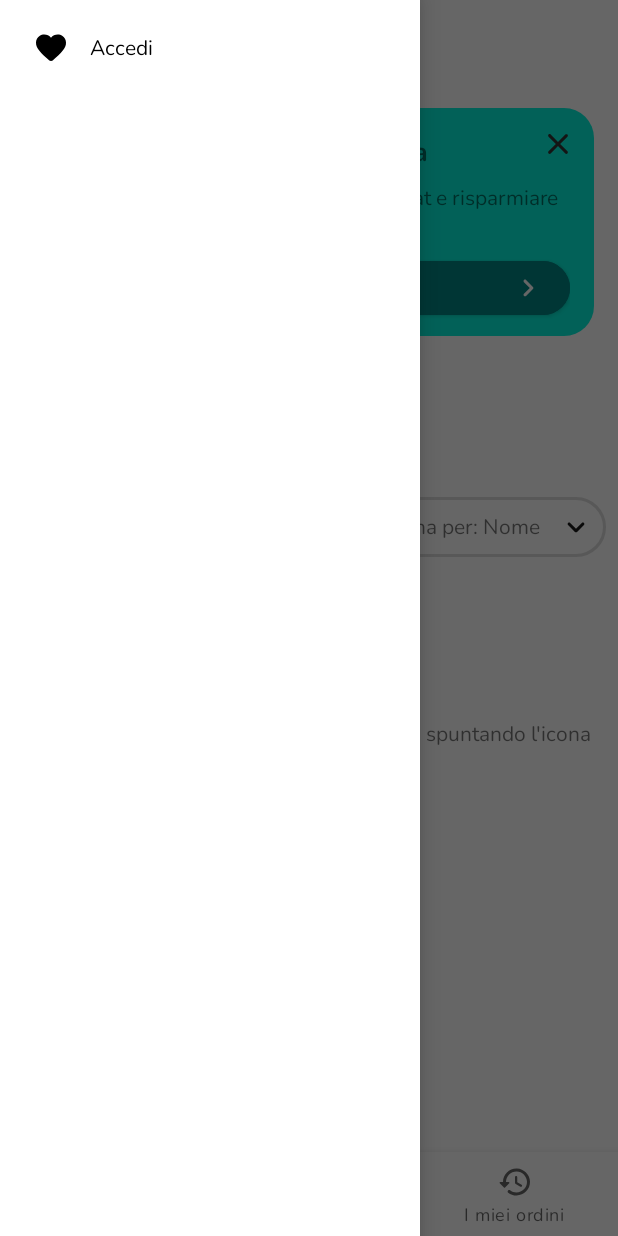
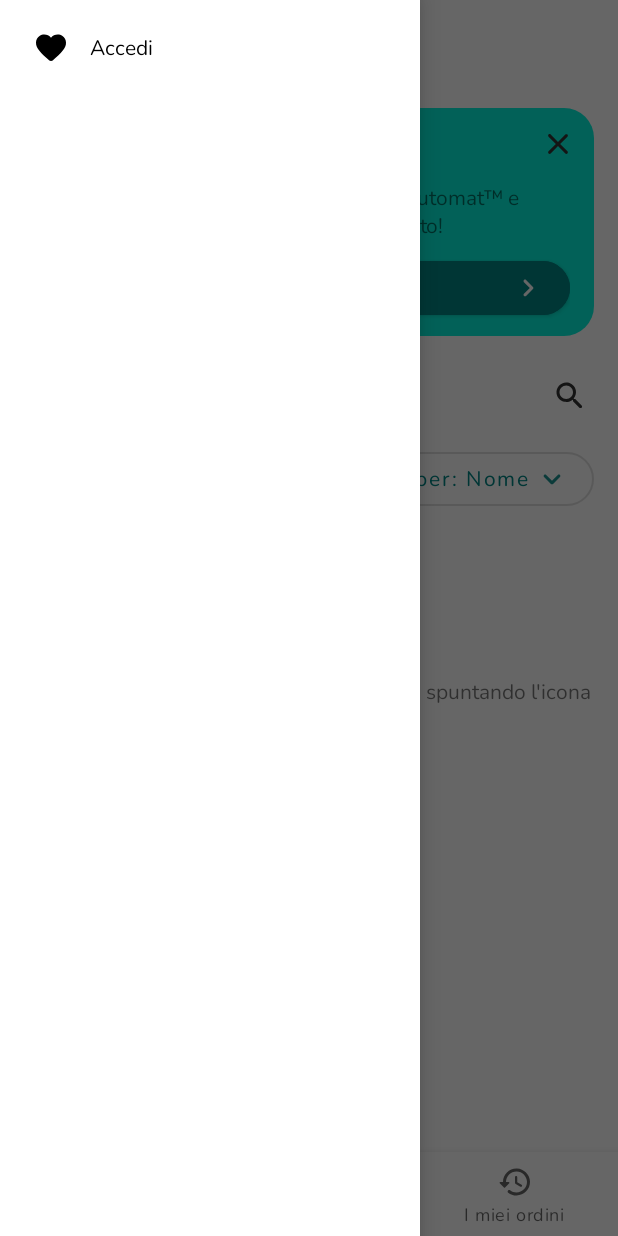
Before and after one commit to dalps/Automat, an Android app: the fragment FavoritesFragment placed in its activity, with the side drawer open, on a phone screen of 412 x 824 dp. Run offline under Robolectric (Android 15) with nearby library versions, the phone set to English and light mode, and no system bars.

Commit message:
Quality fixes

```diff
--- a/app/src/main/java/com/monopalla/automat/ui/home/MainFragment.java
+++ b/app/src/main/java/com/monopalla/automat/ui/home/MainFragment.java
@@ -45,6 +45,8 @@ public class MainFragment extends Fragment {
 
         MachineRepository machineData = MachineRepository.getInstance(getContext());
 
+        binding.detectedCount.setText(getString(R.string.detected_count, machineData.getMachines().size()));
+
         binding.machineList.setLayoutManager(new LinearLayoutManager(getActivity()));
         binding.machineList.setAdapter(new MachineRecyclerViewAdapter(machineData.getMachines()));
 
@@ -70,13 +72,11 @@ class MachineRecyclerViewAdapter extends RecyclerView.Adapter<MachineRecyclerVie
 
     public static class ViewHolder extends RecyclerView.ViewHolder {
         final TextView machineNameTV;
-        final TextView machineStatusTV;
 
         public ViewHolder(MachineItemBinding binding) {
             super(binding.getRoot());
 
             machineNameTV = binding.machineName;
-            machineStatusTV = binding.machineStatus;
         }
     }
 
@@ -95,7 +95,6 @@ class MachineRecyclerViewAdapter extends RecyclerView.Adapter<MachineRecyclerVie
         MachineRepository machineData = MachineRepository.getInstance(context);
 
         holder.machineNameTV.setText(context.getString(R.string.rv_machine_name, machine.getName()));
-        holder.machineStatusTV.setText(context.getString(R.string.rv_machine_status, machine.getStatus()));
 
         holder.itemView.setOnClickListener(view -> {
             machineData.setCurrentMachine(machine);
--- a/app/src/main/java/com/monopalla/automat/ui/payment/OrderDialogFragment.java
+++ b/app/src/main/java/com/monopalla/automat/ui/payment/OrderDialogFragment.java
@@ -70,6 +70,7 @@ public class OrderDialogFragment extends Fragment {
         User user = userData.getCurrentUser();
 
         binding.orderTotal.setText(getString(R.string.total_price, order.total()));
+        binding.itemsTitle.setText(getString(R.string.order_items_count, order.getItems().size()));
         binding.orderTotalInAutomats.setText(getString(R.string.total_price_in_automats, order.totalInAutomats()));
 
         binding.productPageAppBar.setNavigationOnClickListener(view1 -> {
@@ -183,6 +184,7 @@ public class OrderDialogFragment extends Fragment {
                 }
 
                 binding.orderTotal.setText(getString(R.string.total_price, order.total()));
+                binding.itemsTitle.setText(getString(R.string.order_items_count, order.getItems().size()));
                 binding.orderTotalInAutomats.setText(getString(R.string.total_price_in_automats, order.totalInAutomats()));
             });
         }
--- /dev/null
+++ b/app/src/main/res/drawable/round_check_24.xml
@@ -0,0 +1,5 @@
+<vector android:alpha="0.9" android:height="24dp" android:tint="#000000"
+    android:viewportHeight="24" android:viewportWidth="24"
+    android:width="24dp" xmlns:android="http://schemas.android.com/apk/res/android">
+    <path android:fillColor="@android:color/white" android:pathData="M9,16.17L5.53,12.7c-0.39,-0.39 -1.02,-0.39 -1.41,0 -0.39,0.39 -0.39,1.02 0,1.41l4.18,4.18c0.39,0.39 1.02,0.39 1.41,0L20.29,7.71c0.39,-0.39 0.39,-1.02 0,-1.41 -0.39,-0.39 -1.02,-0.39 -1.41,0L9,16.17z"/>
+</vector>
--- /dev/null
+++ b/app/src/main/res/drawable/round_expand_less_24.xml
@@ -0,0 +1,5 @@
+<vector android:alpha="0.9" android:height="24dp" android:tint="#000000"
+    android:viewportHeight="24" android:viewportWidth="24"
+    android:width="24dp" xmlns:android="http://schemas.android.com/apk/res/android">
+    <path android:fillColor="@android:color/white" android:pathData="M11.29,8.71L6.7,13.3c-0.39,0.39 -0.39,1.02 0,1.41 0.39,0.39 1.02,0.39 1.41,0L12,10.83l3.88,3.88c0.39,0.39 1.02,0.39 1.41,0 0.39,-0.39 0.39,-1.02 0,-1.41L12.7,8.71c-0.38,-0.39 -1.02,-0.39 -1.41,0z"/>
+</vector>
--- a/app/src/main/res/layout/activity_home.xml
+++ b/app/src/main/res/layout/activity_home.xml
@@ -67,7 +67,7 @@
                 <TextView
                     android:layout_width="match_parent"
                     android:layout_height="wrap_content"
-                    android:text="Iscriviti e risparmia"
+                    android:text="Punti Automat™"
                     android:textAlignment="center"
                     android:textSize="@dimen/medium_fontsize"
                     android:layout_marginTop="@dimen/small_margin"
@@ -76,7 +76,8 @@
                 <TextView
                     android:layout_width="match_parent"
                     android:layout_height="wrap_content"
-                    android:text="Registrati per guadagnare punti Automat e risparmiare su ogni acquisto!"
+                    android:text="Registrati per guadagnare punti Automat™ e risparmiare su ogni acquisto!"
+                    android:textAlignment="center"
                     android:layout_marginTop="@dimen/small_margin"
                     android:textSize="@dimen/small_fontsize"/>
 
--- a/app/src/main/res/layout/activity_order_complete.xml
+++ b/app/src/main/res/layout/activity_order_complete.xml
@@ -183,7 +183,7 @@
             android:layout_marginTop="@dimen/medium_margin"
             android:layout_above="@id/keepShoppingButton"
             app:icon="@drawable/ic_round_home_24"
-            app:iconGravity="end"
+            app:iconGravity="textStart"
             android:text="Torna alla home"
             android:textAllCaps="false"
             android:textColor="@color/teal_700"
--- a/app/src/main/res/layout/fragment_favorites.xml
+++ b/app/src/main/res/layout/fragment_favorites.xml
@@ -17,6 +17,16 @@
         android:textFontWeight="700"
         android:textSize="@dimen/fragment_title_fontsize" />
 
+    <ImageButton
+        android:id="@+id/favoritesProductDetail"
+        android:layout_width="wrap_content"
+        android:layout_height="wrap_content"
+        android:layout_alignParentEnd="true"
+        android:layout_marginHorizontal="@dimen/small_margin"
+        android:src="@drawable/ic_round_search_24"
+        android:padding="12dp"
+        android:background="?android:attr/actionBarItemBackground"/>
+
     <TextView
         android:id="@+id/favoritesCount"
         android:layout_width="match_parent"
@@ -26,6 +36,31 @@
         android:layout_below="@id/favoritesFragmentTitle"
         android:textAllCaps="true"
         android:layout_marginVertical="@dimen/small_margin" />
+
+    <LinearLayout
+        android:id="@+id/searchSection"
+        android:layout_width="match_parent"
+        android:layout_height="wrap_content"
+        android:layout_below="@id/favoritesFragmentTitle"
+        android:paddingHorizontal="@dimen/medium_margin"
+        android:orientation="horizontal"
+        android:gravity="end"
+        android:layout_marginVertical="@dimen/small_margin">
+
+        <com.google.android.material.button.MaterialButton
+            android:layout_width="wrap_content"
+            android:layout_height="wrap_content"
+            android:layout_weight="0"
+            android:text="Ordina per: Nome"
+            android:textAllCaps="false"
+            android:textColor="@color/teal_700"
+            app:cornerRadius="50dp"
+            app:icon="@drawable/round_expand_more_24"
+            app:iconTint="@color/teal_700"
+            app:iconGravity="end"
+            style="@style/Widget.MaterialComponents.Button.OutlinedButton"/>
+
+    </LinearLayout>
 
     <TextView
         android:id="@+id/noFavoriteMessage"
@@ -39,68 +74,6 @@
         android:textAlignment="center"
         android:visibility="invisible"/>
 
-    <LinearLayout
-        android:id="@+id/searchSection"
-        android:layout_width="match_parent"
-        android:layout_height="wrap_content"
-        android:layout_below="@id/favoritesCount"
-        android:orientation="horizontal"
-        android:gravity="center_vertical"
-        android:layout_margin="@dimen/small_margin">
-
-        <LinearLayout
-            android:layout_width="0dp"
-            android:layout_height="wrap_content"
-            android:layout_weight="1"
-            android:layout_marginEnd="4dp"
-            android:orientation="horizontal"
-            android:gravity="center_vertical"
-            android:background="@drawable/search_gray_background"
-            android:paddingHorizontal="@dimen/small_margin"
-            android:clickable="true"
-            android:focusable="true"
-            android:foreground="?selectableItemBackground">
-
-            <ImageView
-                android:layout_width="wrap_content"
-                android:layout_height="wrap_content"
-                android:scaleType="center"
-                android:padding="@dimen/small_margin"
-                android:src="@drawable/ic_round_search_24"/>
-
-            <TextView
-                android:layout_width="wrap_content"
-                android:layout_height="wrap_content"
-                android:text="Cerca prodotti..."/>
-        </LinearLayout>
-
-        <LinearLayout
-            android:layout_width="wrap_content"
-            android:layout_height="wrap_content"
-            android:layout_marginStart="4dp"
-            android:orientation="horizontal"
-            android:gravity="center_vertical|end"
-            android:background="@drawable/outline_gray_background"
-            android:paddingStart="@dimen/small_margin"
-            android:clickable="true"
-            android:focusable="true"
-            android:foreground="?selectableItemBackground">
-
-            <TextView
-                android:layout_width="wrap_content"
-                android:layout_height="wrap_content"
-                android:text="Ordina per: Nome "/>
-
-            <ImageView
-                android:layout_width="wrap_content"
-                android:layout_height="wrap_content"
-                android:scaleType="center"
-                android:padding="@dimen/small_margin"
-                android:src="@drawable/round_expand_more_24"/>
-        </LinearLayout>
-
-    </LinearLayout>
-
     <androidx.recyclerview.widget.RecyclerView
         android:id="@+id/favoriesList"
         android:layout_width="match_parent"
--- a/app/src/main/res/values/dimens.xml
+++ b/app/src/main/res/values/dimens.xml
@@ -10,4 +10,5 @@
     <dimen name="list_item_spacing_half">8sp</dimen>
     <dimen name="fragment_title_fontsize">22sp</dimen>
     <dimen name="section_header_fontsize">20sp</dimen>
+    <dimen name="cart_quantity_button_size">28dp</dimen>
 </resources>
--- a/app/src/main/res/values/strings.xml
+++ b/app/src/main/res/values/strings.xml
@@ -28,4 +28,8 @@
     <string name="hello_blank_fragment">Hello blank fragment</string>
     <string name="cart_product_count">%1$d prodotti</string>
     <string name="details_title">Info %1$s</string>
+    <string name="cart_fab_text">Carrello (%1$d)</string>
+    <string name="order_items_count">Articoli (%1$d selezionati)</string>
+    <string name="order_total_recap">Totale (%1$d articoli): %1$.2f€</string>
+    <string name="detected_count">%1$d Macchine rilevate</string>
 </resources>
```
Also changed, not shown: app/src/main/java/com/monopalla/automat/ui/machine/MachineActivity.java (+21 -2 lines), app/src/main/res/layout/activity_machine.xml (+21 -52 lines), app/src/main/res/layout/cart_item.xml (+11 -7 lines), app/src/main/res/layout/fragment_cart_dialog.xml (+7 -6 lines), app/src/main/res/layout/fragment_history.xml (+21 -22 lines), app/src/main/res/layout/fragment_main.xml (+13 -3 lines), app/src/main/res/layout/fragment_order.xml (+7 -7 lines), app/src/main/res/layout/machine_item.xml (+1 -10 lines), app/src/main/res/menu/machine_actionbar_menu.xml (+9 -0 lines).
